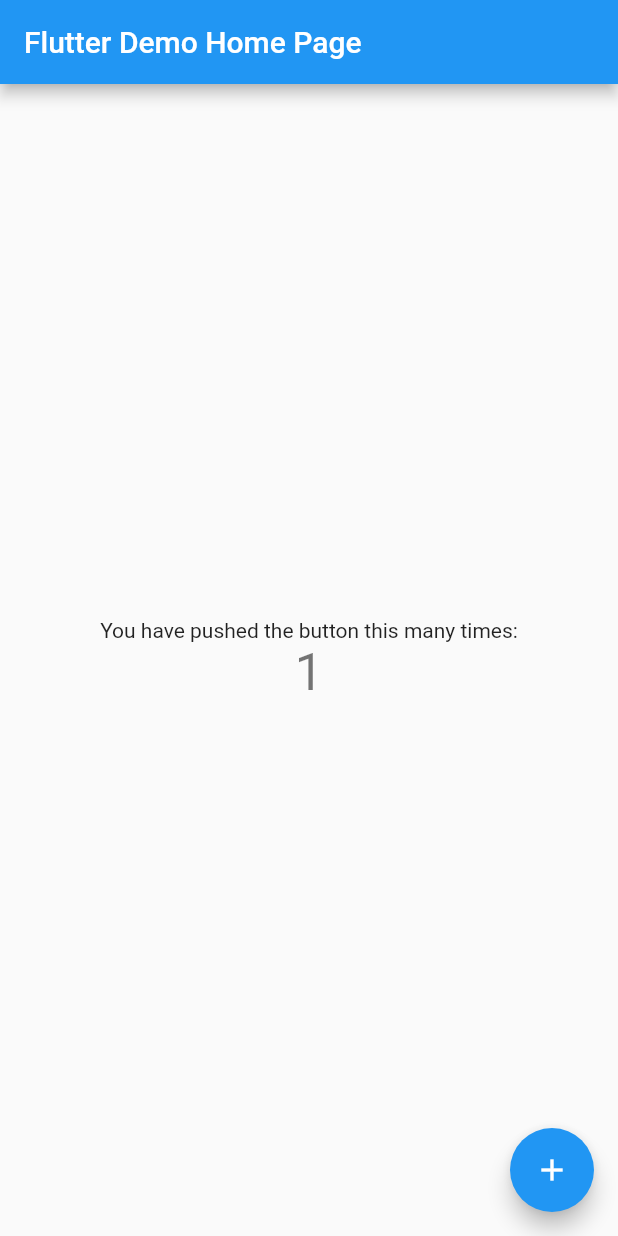
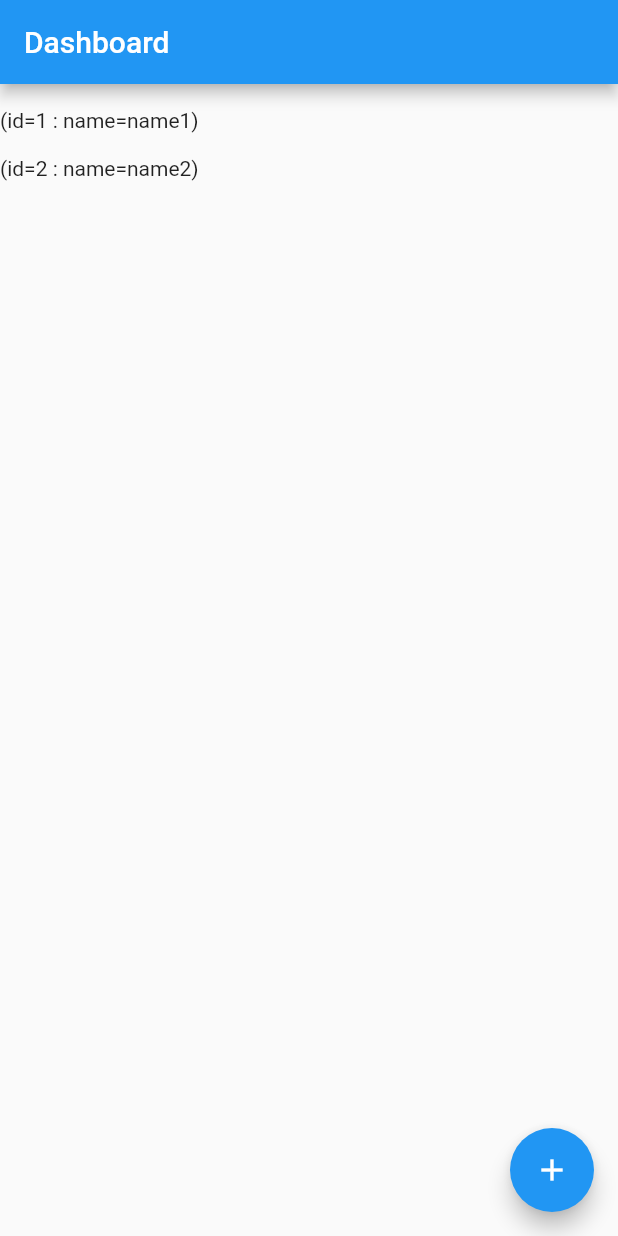
Before and after one commit to eawarnong/do-things-list, a Flutter app: the screen it shows after launch, after a tap on the "add" icon, on a phone screen of 412 x 824 dp. Run offline on Flutter 3.47's test engine with Material 2 defaults, Android fonts, the phone set to English and light mode, and no system bars.

Commit message:
init dashboard to show item

```diff
--- /dev/null
+++ b/lib/components/layouts/itemList/index.dart
@@ -0,0 +1 @@
+export 'itemList.dart';
--- /dev/null
+++ b/lib/components/layouts/itemList/itemList.dart
@@ -0,0 +1,18 @@
+import 'package:flutter/material.dart';
+import '../../widgets/itemWidget/index.dart';
+import '../../../models/item.dart';
+
+class ItemList extends StatelessWidget {
+  final List<Item> items;
+  ItemList({ Key key, this.items }) : super(key: key);
+
+  @override
+  Widget build(BuildContext context) {
+    return ListView.builder(
+      itemCount: items.length,
+      itemBuilder: (context, index) {
+        return new ItemWidget(item: items[index]);
+      },
+    );
+  }
+}
--- /dev/null
+++ b/lib/components/screens/dashboard/dashboard.dart
@@ -0,0 +1,61 @@
+import 'package:flutter/material.dart';
+import 'dart:convert';
+import '../../layouts/itemList/index.dart';
+import '../../../models/item.dart';
+
+class Dashboard extends StatelessWidget {
+
+  final mock = [
+    {
+    "id": "1",
+    "name": "name1",
+    "price": 5.0,
+    "amount": 1,
+    "completed": false
+    },
+    {
+        "id": "2",
+        "name": "name2",
+        "price": 10.0,
+        "amount": 2,
+        "completed": false
+    }
+  ];
+
+  Future<List<Item>> getItems() async {
+    List<Item> items = new List();
+    List<dynamic> itemsJson = json.decode(json.encode(mock));
+    for(var item in itemsJson) {
+      items.add(Item.fromJson(item));
+    }
+
+    return items;
+  }
+
+  void _addItem() {
+    print('add item');
+  }
+
+  @override
+  Widget build(BuildContext context) {
+    return Scaffold(
+      appBar: AppBar(
+        title: new Text('Dashboard')
+      ),
+      body: FutureBuilder<List<Item>>(
+        future: getItems(),
+        builder: (context, result) {
+          if(result.hasError) print(result.error);
+          return result.hasData
+          ? ItemList(items: result.data)
+          : Center(child: CircularProgressIndicator());
+        },
+      ),
+      floatingActionButton: FloatingActionButton(
+        onPressed: _addItem,
+        tooltip: 'Increment',
+        child: Icon(Icons.add),
+      ),
+    );
+  }
+}
--- /dev/null
+++ b/lib/components/screens/dashboard/index.dart
@@ -0,0 +1 @@
+export 'dashboard.dart';
--- /dev/null
+++ b/lib/components/widgets/itemWidget/index.dart
@@ -0,0 +1 @@
+export 'itemWidget.dart';
--- /dev/null
+++ b/lib/components/widgets/itemWidget/itemWidget.dart
@@ -0,0 +1,14 @@
+import 'package:flutter/material.dart';
+import '../../../models/item.dart';
+
+class ItemWidget extends StatelessWidget {
+  final Item item;
+
+  ItemWidget({ this.item });
+
+  @override
+  Widget build(BuildContext context) {
+    return Text(item.toString());
+  }
+
+}
--- a/lib/main.dart
+++ b/lib/main.dart
@@ -1,6 +1,7 @@
 import 'package:flutter/material.dart';
+import 'routes.dart';
 
-void main() => runApp(MyApp());
+void main() => new Routes();
 
 class MyApp extends StatelessWidget {
   // This widget is the root of your application.
@@ -50,21 +51,11 @@ class _MyHomePageState extends State<MyHomePage> {
 
   @override
   Widget build(BuildContext context) {
-    // This method is rerun every time setState is called, for instance as done
-    // by the _incrementCounter method above.
-    //
-    // The Flutter framework has been optimized to make rerunning build methods
-    // fast, so that you can just rebuild anything that needs updating rather
-    // than having to individually change instances of widgets.
     return Scaffold(
       appBar: AppBar(
-        // Here we take the value from the MyHomePage object that was created by
-        // the App.build method, and use it to set our appbar title.
         title: Text(widget.title),
       ),
       body: Center(
-        // Center is a layout widget. It takes a single child and positions it
-        // in the middle of the parent.
         child: Column(
           // Column is also layout widget. It takes a list of children and
           // arranges them vertically. By default, it sizes itself to fit its
--- /dev/null
+++ b/lib/models/item.dart
@@ -0,0 +1,30 @@
+class Item {
+  final String id;
+  final String name;
+  final double price;
+  final int amount;
+  final bool completed;
+
+  Item({
+    this.id,
+    this.name,
+    this.price,
+    this.amount,
+    this.completed
+  });
+
+  @override
+  String toString() {
+    return '\n(id=$id : name=$name)';
+  }
+
+  factory Item.fromJson(Map<String, dynamic> json) {
+    return Item(
+      id: json['id'],
+      name: json['name'],
+      price:json['price'],
+      amount: json['amount'],
+      completed: json['complete']
+    );
+  }
+}
--- /dev/null
+++ b/lib/routes.dart
@@ -0,0 +1,18 @@
+import 'package:flutter/material.dart';
+import 'components/screens/dashboard/index.dart';
+
+class Routes {
+  final routes = <String, WidgetBuilder>{
+    '/Dashbaord': (BuildContext context) => new Dashboard()
+  };
+
+  Routes () {
+    runApp(new MaterialApp(
+      theme: ThemeData(
+        primarySwatch: Colors.blue,
+      ),
+      routes: routes,
+      home: new Dashboard(),
+    ));
+  }
+}
```
